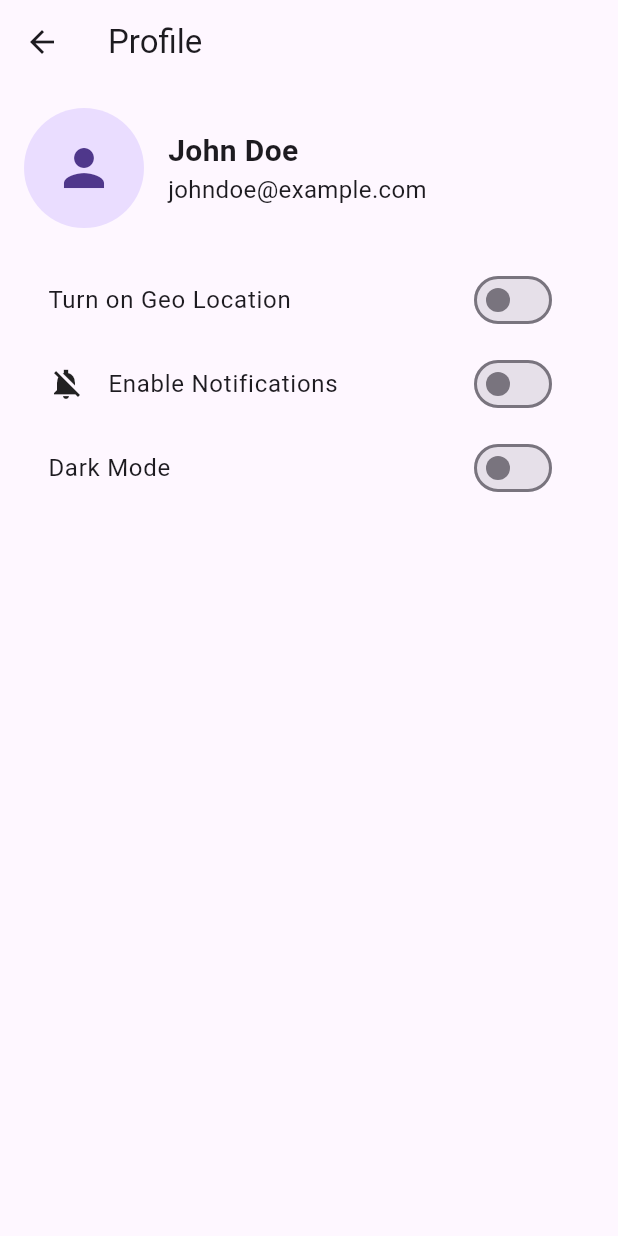
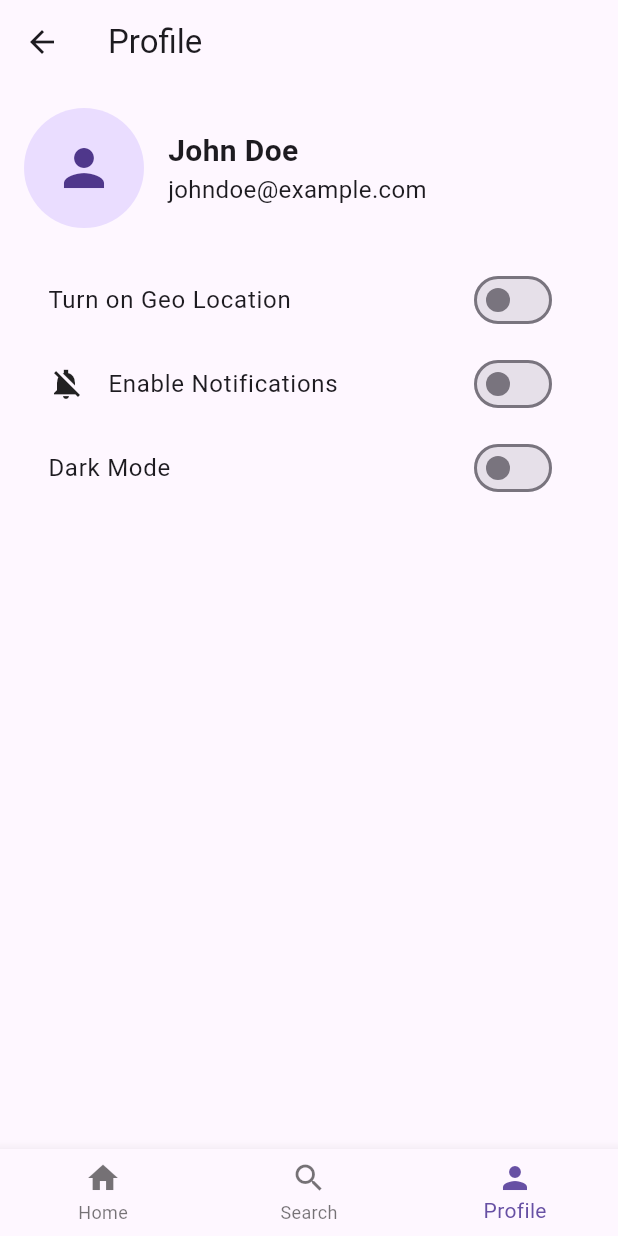
Before and after one commit to HannanLK/threadsMobile, a Flutter app: the ProfileScreen screen opened by its route, on a phone screen of 412 x 824 dp. Run offline on Flutter 3.47's test engine with Material 3 defaults, Android fonts, the light colour scheme and no system bars; our stand-ins replace cached_network_image, geolocator, image_picker, shared_preferences; accounts and stored records are empty.

Commit message:
Add bottom navigation to Profile and Store screens; improve navigation handling

```diff
--- a/lib/views/screens/profile.dart
+++ b/lib/views/screens/profile.dart
@@ -192,6 +192,32 @@ class ProfileScreen extends StatelessWidget {
           ],
         ),
       ),
+        bottomNavigationBar: BottomNavigationBar(
+          currentIndex: 2, // Assuming Profile is the third tab
+          onTap: (index) {
+            if (index == 0) {
+              Navigator.pushNamed(context, '/home');
+            } else if (index == 1) {
+              Navigator.pushNamed(context, '/search');
+            } else if (index == 2) {
+              Navigator.pushNamed(context, '/profile');
+            }
+          },
+          items: const [
+            BottomNavigationBarItem(
+              icon: Icon(Icons.home),
+              label: 'Home',
+            ),
+            BottomNavigationBarItem(
+              icon: Icon(Icons.search),
+              label: 'Search',
+            ),
+            BottomNavigationBarItem(
+              icon: Icon(Icons.person),
+              label: 'Profile',
+            ),
+          ],
+        ),
     );
   }
 }
```
Also changed, not shown: lib/views/screens/store.dart (+24 -1 lines).
